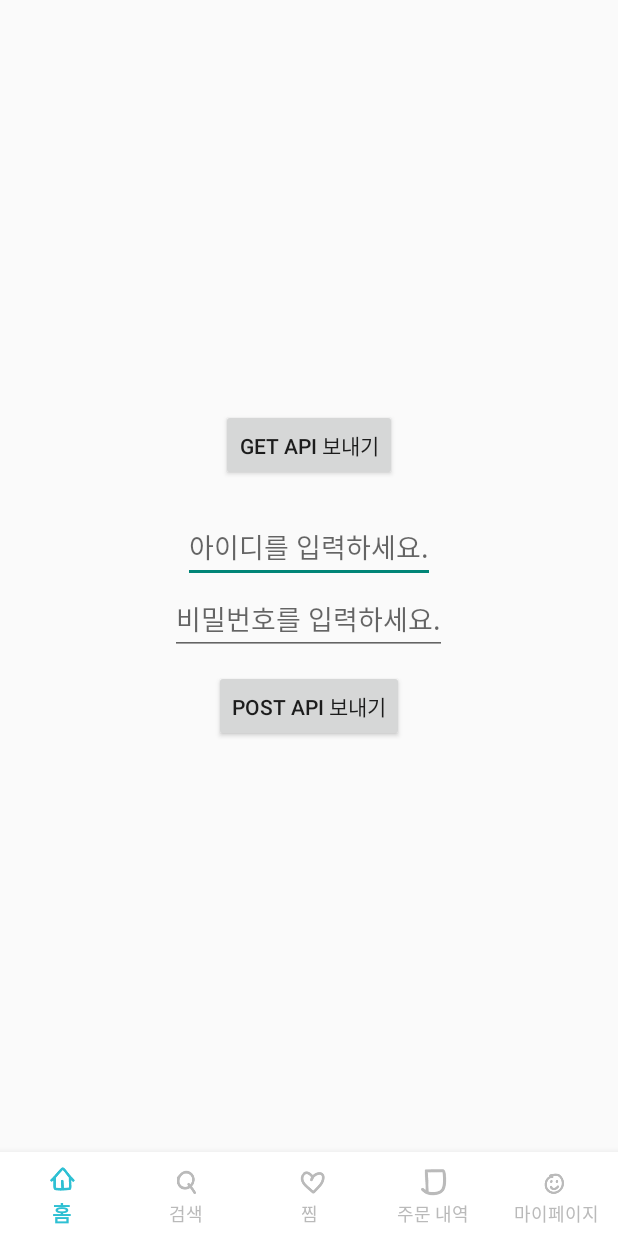
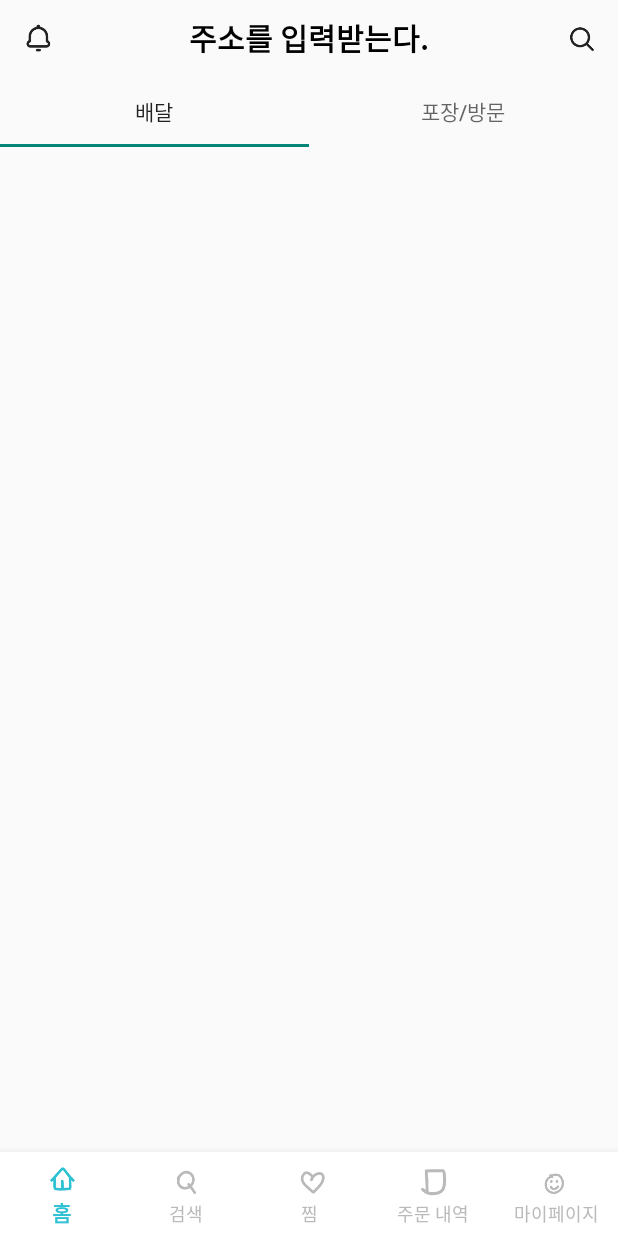
Before and after one commit to sheisalice606/Baemin_clone_android, an Android app: the screen it shows after launch (MainActivity), on a phone screen of 412 x 824 dp. Run offline under Robolectric (Android 15) with nearby library versions, the phone set to English and light mode, and no system bars.

Commit message:
3th commit

```diff
--- a/app/src/main/java/org/techtown/softsquared_baemin/src/main/myLove/LoveFragment.kt
+++ b/app/src/main/java/org/techtown/softsquared_baemin/src/main/HistoryFragment.kt
@@ -1,13 +1,13 @@
-package org.techtown.softsquared_baemin.src.main.myLove
+package org.techtown.softsquared_baemin.src.main
 
 import android.os.Bundle
 import android.view.View
 import org.techtown.softsquared_baemin.R
 import org.techtown.softsquared_baemin.config.BaseFragment
-import org.techtown.softsquared_baemin.databinding.FragmentLoveBinding
+import org.techtown.softsquared_baemin.databinding.FragmentHistoryBinding
 
-class LoveFragment :
-    BaseFragment<FragmentLoveBinding>(FragmentLoveBinding::bind, R.layout.fragment_love){
+class HistoryFragment :
+    BaseFragment<FragmentHistoryBinding>(FragmentHistoryBinding::bind, R.layout.fragment_history){
     override fun onViewCreated(view: View, savedInstanceState: Bundle?) {
         super.onViewCreated(view, savedInstanceState)
     }
--- a/app/src/main/java/org/techtown/softsquared_baemin/src/main/myHistory/HistoryFragment.kt
+++ b/app/src/main/java/org/techtown/softsquared_baemin/src/main/LoveFragment.kt
@@ -1,13 +1,13 @@
-package org.techtown.softsquared_baemin.src.main.myHistory
+package org.techtown.softsquared_baemin.src.main
 
 import android.os.Bundle
 import android.view.View
 import org.techtown.softsquared_baemin.R
 import org.techtown.softsquared_baemin.config.BaseFragment
-import org.techtown.softsquared_baemin.databinding.FragmentHistoryBinding
+import org.techtown.softsquared_baemin.databinding.FragmentLoveBinding
 
-class HistoryFragment :
-    BaseFragment<FragmentHistoryBinding>(FragmentHistoryBinding::bind, R.layout.fragment_history){
+class LoveFragment :
+    BaseFragment<FragmentLoveBinding>(FragmentLoveBinding::bind, R.layout.fragment_love){
     override fun onViewCreated(view: View, savedInstanceState: Bundle?) {
         super.onViewCreated(view, savedInstanceState)
     }
--- a/app/src/main/java/org/techtown/softsquared_baemin/src/main/MainActivity.kt
+++ b/app/src/main/java/org/techtown/softsquared_baemin/src/main/MainActivity.kt
@@ -5,10 +5,10 @@ import com.google.android.material.bottomnavigation.BottomNavigationView
 import org.techtown.softsquared_baemin.R
 import org.techtown.softsquared_baemin.config.BaseActivity
 import org.techtown.softsquared_baemin.databinding.ActivityMainBinding
+import org.techtown.softsquared_baemin.src.main.MyHomeFragment
 import org.techtown.softsquared_baemin.src.main.MyPageFragment
-import org.techtown.softsquared_baemin.src.main.home.HomeFragment
-import org.techtown.softsquared_baemin.src.main.myHistory.HistoryFragment
-import org.techtown.softsquared_baemin.src.main.myLove.LoveFragment
+import org.techtown.softsquared_baemin.src.main.HistoryFragment
+import org.techtown.softsquared_baemin.src.main.LoveFragment
 import org.techtown.softsquared_baemin.src.main.mySearch.SearchFragment
 
 class MainActivity : BaseActivity<ActivityMainBinding>(ActivityMainBinding::inflate) {
@@ -16,7 +16,7 @@ class MainActivity : BaseActivity<ActivityMainBinding>(ActivityMainBinding::infl
     override fun onCreate(savedInstanceState: Bundle?) {
         super.onCreate(savedInstanceState)
 
-        supportFragmentManager.beginTransaction().replace(R.id.main_frm, HomeFragment()).commitAllowingStateLoss()
+        supportFragmentManager.beginTransaction().replace(R.id.main_frm, MyHomeFragment()).commitAllowingStateLoss()
 
         binding.mainBtmNav.setOnNavigationItemSelectedListener(
             BottomNavigationView.OnNavigationItemSelectedListener { item ->
@@ -24,7 +24,7 @@ class MainActivity : BaseActivity<ActivityMainBinding>(ActivityMainBinding::infl
 
                     R.id.menu_main_btm_nav_home -> {
                         supportFragmentManager.beginTransaction()
-                            .replace(R.id.main_frm, HomeFragment())
+                            .replace(R.id.main_frm, MyHomeFragment())
                             .commitAllowingStateLoss()
                         return@OnNavigationItemSelectedListener true
                     }
--- /dev/null
+++ b/app/src/main/java/org/techtown/softsquared_baemin/src/main/MyHomeFragment.kt
@@ -0,0 +1,17 @@
+package org.techtown.softsquared_baemin.src.main
+
+import android.os.Bundle
+import android.view.View
+import org.techtown.softsquared_baemin.R
+import org.techtown.softsquared_baemin.config.BaseFragment
+import org.techtown.softsquared_baemin.databinding.FragmentMyHomeBinding
+
+class MyHomeFragment :
+        BaseFragment<FragmentMyHomeBinding>(FragmentMyHomeBinding::bind, R.layout.fragment_my_home){
+
+    override fun onViewCreated(view: View, savedInstanceState: Bundle?) {
+        super.onViewCreated(view, savedInstanceState)
+
+    }
+
+}
--- a/app/src/main/java/org/techtown/softsquared_baemin/src/main/myHome/MyHomeFragment.kt
+++ /dev/null
@@ -1,4 +0,0 @@
-package org.techtown.softsquared_baemin.src.main.myHome
-
-class MyHomeFragment {
-}
--- a/app/src/main/java/org/techtown/softsquared_baemin/src/main/myPage/SignUpActivity.kt
+++ b/app/src/main/java/org/techtown/softsquared_baemin/src/main/myPage/SignUpActivity.kt
@@ -35,7 +35,7 @@ class SignUpActivity : BaseActivity<ActivitySignUpBinding>(ActivitySignUpBinding
                 binding.activitySignUpCheck3.isChecked = true
                 binding.activitySignUpCheck4.isChecked = true
                 binding.activitySignUpCheck5.isChecked = true
-                binding.activitySignUpNext.setBackgroundDrawable(resources.getDrawable(R.drawable.frgment_sign_up_next_button_checked))
+                binding.activitySignUpNext.setBackgroundDrawable(resources.getDrawable(R.drawable.activity_sign_up_next_button_checked))
                 next_state = true
             }else {
                 binding.activitySignUpCheck1.isChecked = false
@@ -43,7 +43,7 @@ class SignUpActivity : BaseActivity<ActivitySignUpBinding>(ActivitySignUpBinding
                 binding.activitySignUpCheck3.isChecked = false
                 binding.activitySignUpCheck4.isChecked = false
                 binding.activitySignUpCheck5.isChecked = false
-                binding.activitySignUpNext.setBackgroundDrawable(resources.getDrawable(R.drawable.frgment_sign_up_next_button_unchecked))
+                binding.activitySignUpNext.setBackgroundDrawable(resources.getDrawable(R.drawable.activity_sign_up_next_button_unchecked))
                 next_state = false
             }
 
@@ -56,11 +56,11 @@ class SignUpActivity : BaseActivity<ActivitySignUpBinding>(ActivitySignUpBinding
                     && binding.activitySignUpCheck2.isChecked
                     && binding.activitySignUpCheck3.isChecked) { // 필수약관 전체 동의상태
 
-                binding.activitySignUpNext.setBackgroundDrawable(resources.getDrawable(R.drawable.frgment_sign_up_next_button_checked))
+                binding.activitySignUpNext.setBackgroundDrawable(resources.getDrawable(R.drawable.activity_sign_up_next_button_checked))
                 next_state = true
 
             } else {
-                binding.activitySignUpNext.setBackgroundDrawable(resources.getDrawable(R.drawable.frgment_sign_up_next_button_unchecked))
+                binding.activitySignUpNext.setBackgroundDrawable(resources.getDrawable(R.drawable.activity_sign_up_next_button_unchecked))
                 next_state = false
             }
 
@@ -80,10 +80,10 @@ class SignUpActivity : BaseActivity<ActivitySignUpBinding>(ActivitySignUpBinding
                     && binding.activitySignUpCheck2.isChecked
                     && binding.activitySignUpCheck3.isChecked) { // 필수약관 전체 동의상태
 
-                binding.activitySignUpNext.setBackgroundDrawable(resources.getDrawable(R.drawable.frgment_sign_up_next_button_checked))
+                binding.activitySignUpNext.setBackgroundDrawable(resources.getDrawable(R.drawable.activity_sign_up_next_button_checked))
                 next_state = true
             } else {
-                binding.activitySignUpNext.setBackgroundDrawable(resources.getDrawable(R.drawable.frgment_sign_up_next_button_unchecked))
+                binding.activitySignUpNext.setBackgroundDrawable(resources.getDrawable(R.drawable.activity_sign_up_next_button_unchecked))
                 next_state = false
             }
 
@@ -102,10 +102,10 @@ class SignUpActivity : BaseActivity<ActivitySignUpBinding>(ActivitySignUpBinding
                     && binding.activitySignUpCheck2.isChecked
                     && binding.activitySignUpCheck3.isChecked) { // 필수약관 전체 동의상태
 
-                binding.activitySignUpNext.setBackgroundDrawable(resources.getDrawable(R.drawable.frgment_sign_up_next_button_checked))
+                binding.activitySignUpNext.setBackgroundDrawable(resources.getDrawable(R.drawable.activity_sign_up_next_button_checked))
                 next_state = true
             } else {
-                binding.activitySignUpNext.setBackgroundDrawable(resources.getDrawable(R.drawable.frgment_sign_up_next_button_unchecked))
+                binding.activitySignUpNext.setBackgroundDrawable(resources.getDrawable(R.drawable.activity_sign_up_next_button_unchecked))
                 next_state = false
             }
 
--- a/app/src/main/res/layout/activity_sign_up.xml
+++ b/app/src/main/res/layout/activity_sign_up.xml
@@ -242,7 +242,7 @@
             android:id="@+id/activity_sign_up_next"
             android:layout_width="match_parent"
             android:layout_height="wrap_content"
-            android:background="@drawable/frgment_sign_up_next_button_unchecked"
+            android:background="@drawable/activity_sign_up_next_button_unchecked"
             android:text="다음으로"
             android:textSize="30sp"
             android:textColor="@color/white"/>
--- /dev/null
+++ b/app/src/main/res/layout/fragment_my_home.xml
@@ -0,0 +1,67 @@
+<?xml version="1.0" encoding="utf-8"?>
+<LinearLayout
+    xmlns:android="http://schemas.android.com/apk/res/android"
+    android:layout_width="match_parent"
+    android:layout_height="match_parent"
+    android:orientation="vertical">
+
+    <RelativeLayout
+        android:id="@+id/fragment_my_home_toolbar"
+        android:layout_width="match_parent"
+        android:layout_height="wrap_content">
+
+        <TextView
+            android:id="@+id/fragment_my_home_location"
+            android:layout_width="wrap_content"
+            android:layout_height="wrap_content"
+            android:layout_margin="10dp"
+            android:layout_centerInParent="true"
+            android:text="주소를 입력받는다."
+            android:textSize="20sp"
+            android:textStyle="bold"
+            android:textColor="@color/black"/>
+
+        <ImageView
+            android:id="@+id/fragment_my_home_alarm"
+            android:layout_width="30dp"
+            android:layout_height="30dp"
+            android:src="@drawable/fragment_my_home_alarm_icon"
+            android:layout_centerVertical="true"
+            android:layout_marginStart="10dp"/>
+
+
+        <ImageView
+            android:id="@+id/fragment_my_home_search"
+            android:layout_width="30dp"
+            android:layout_height="30dp"
+            android:src="@drawable/fragment_my_home_search_icon"
+            android:layout_alignParentEnd="true"
+            android:layout_centerVertical="true"
+            android:layout_marginEnd="10dp"/>
+
+    </RelativeLayout>
+
+    <com.google.android.material.tabs.TabLayout
+        android:id="@+id/fragment_my_home_tab"
+        android:layout_width="match_parent"
+        android:layout_height="wrap_content">
+
+        <com.google.android.material.tabs.TabItem
+            android:layout_width="wrap_content"
+            android:layout_height="wrap_content"
+            android:text="배달"/>
+
+        <com.google.android.material.tabs.TabItem
+            android:layout_width="wrap_content"
+            android:layout_height="wrap_content"
+            android:text="포장/방문"/>
+
+    </com.google.android.material.tabs.TabLayout>
+
+   <FrameLayout
+       android:id="@+id/fragment_my_home_tab_frm"
+       android:layout_width="match_parent"
+       android:layout_height="match_parent"/>
+
+
+</LinearLayout>
```
Also changed, not shown: app/src/main/res/drawable-v24/fragment_my_home_alarm_icon.png (added), app/src/main/res/drawable-v24/fragment_my_home_search_icon.png (added), app/src/main/res/drawable-xhdpi/activity_sign_up_next_button_checked.xml (renamed from app/src/main/res/drawable-xhdpi/frgment_sign_up_next_button_checked.xml), app/src/main/res/drawable/activity_sign_up_next_button_unchecked.xml (renamed from app/src/main/res/drawable/frgment_sign_up_next_button_unchecked.xml).
